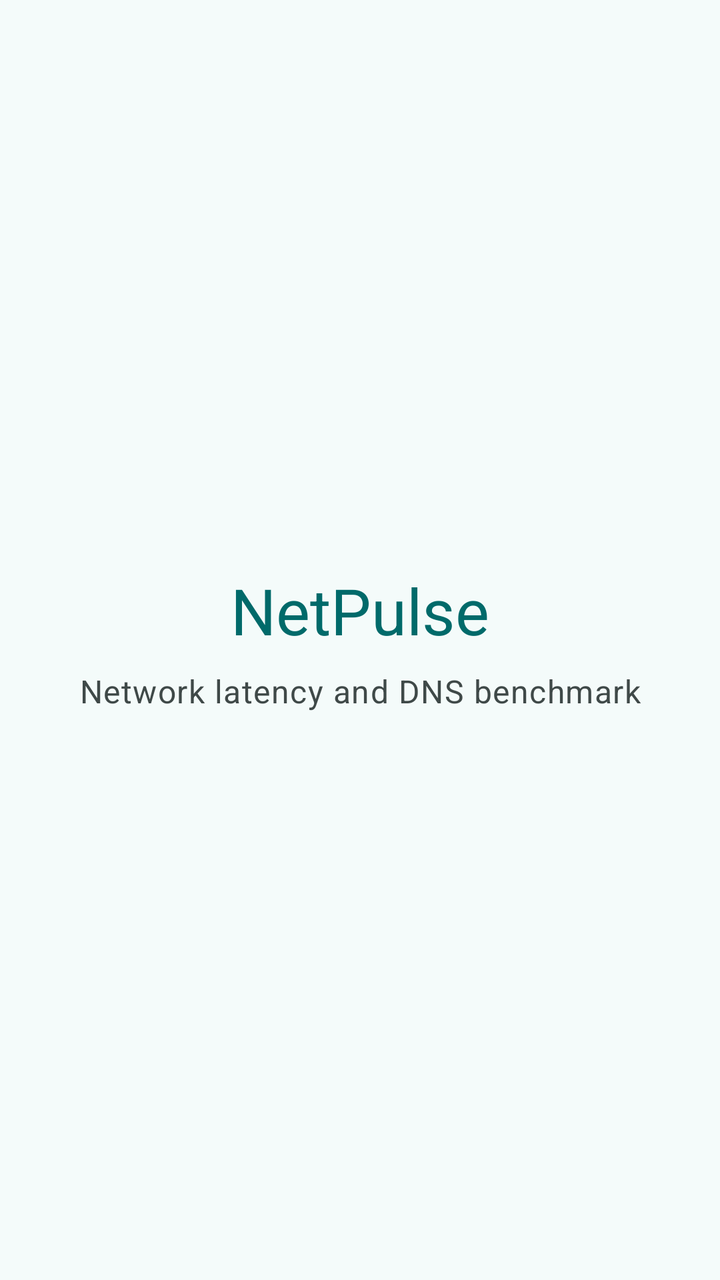
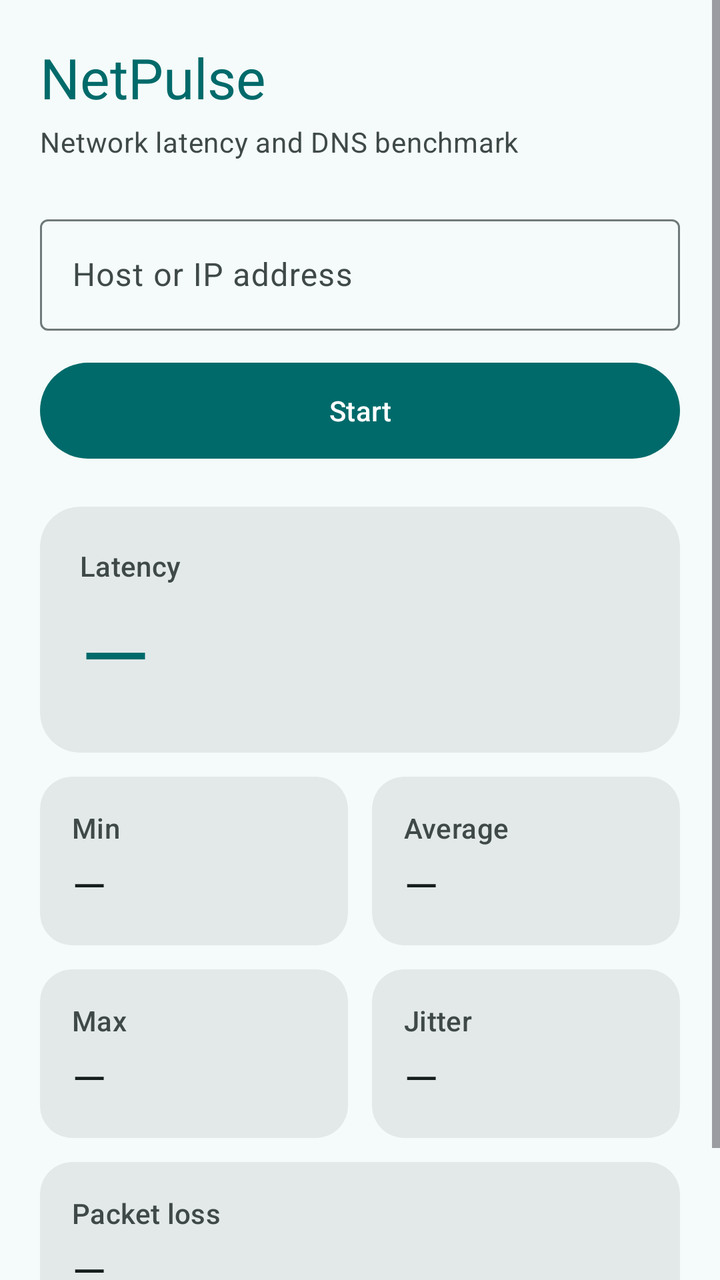

The first picture is an Android layout as it rendered before a commit; the second is the same layout after the commit. The layout source and the unified diff follow.
<!-- AndroidManifest.xml: application theme Theme.NetPulse -->
<!-- res/layout/activity_main.xml -->
<?xml version="1.0" encoding="utf-8"?>
<androidx.constraintlayout.widget.ConstraintLayout
    xmlns:android="http://schemas.android.com/apk/res/android"
    xmlns:app="http://schemas.android.com/apk/res-auto"
    android:id="@+id/root"
    android:layout_width="match_parent"
    android:layout_height="match_parent"
    android:background="?attr/colorSurface">

    <TextView
        android:id="@+id/titleText"
        android:layout_width="0dp"
        android:layout_height="wrap_content"
        android:layout_marginHorizontal="24dp"
        android:gravity="center"
        android:text="@string/main_title"
        android:textAppearance="?attr/textAppearanceHeadlineLarge"
        android:textColor="?attr/colorPrimary"
        app:layout_constraintBottom_toTopOf="@id/subtitleText"
        app:layout_constraintEnd_toEndOf="parent"
        app:layout_constraintStart_toStartOf="parent"
        app:layout_constraintTop_toTopOf="parent"
        app:layout_constraintVertical_chainStyle="packed" />

    <TextView
        android:id="@+id/subtitleText"
        android:layout_width="0dp"
        android:layout_height="wrap_content"
        android:layout_marginHorizontal="24dp"
        android:layout_marginTop="8dp"
        android:gravity="center"
        android:text="@string/main_subtitle"
        android:textAppearance="?attr/textAppearanceBodyLarge"
        android:textColor="?attr/colorOnSurfaceVariant"
        app:layout_constraintBottom_toBottomOf="parent"
        app:layout_constraintEnd_toEndOf="parent"
        app:layout_constraintStart_toStartOf="parent"
        app:layout_constraintTop_toBottomOf="@id/titleText" />

</androidx.constraintlayout.widget.ConstraintLayout>
<!-- resources referenced by this layout -->
<resources>
  <string name="main_subtitle">Network latency and DNS benchmark</string>
  <string name="main_title">NetPulse</string>
  <color name="np_primary">#006A6A</color>
  <color name="np_on_primary">#FFFFFF</color>
  <color name="np_primary_container">#6FF7F6</color>
  <color name="np_on_primary_container">#002020</color>
  <color name="np_secondary">#4A6363</color>
  <color name="np_on_secondary">#FFFFFF</color>
  <color name="np_secondary_container">#CCE8E7</color>
  <color name="np_on_secondary_container">#051F1F</color>
  <color name="np_tertiary">#4B607C</color>
  <color name="np_on_tertiary">#FFFFFF</color>
  <color name="np_tertiary_container">#D3E4FF</color>
  <color name="np_on_tertiary_container">#041C35</color>
  <color name="np_error">#BA1A1A</color>
  <color name="np_on_error">#FFFFFF</color>
  <color name="np_error_container">#FFDAD6</color>
  <color name="np_on_error_container">#410002</color>
  <color name="np_background">#F4FBFA</color>
  <color name="np_on_background">#161D1D</color>
  <color name="np_surface">#F4FBFA</color>
  <color name="np_on_surface">#161D1D</color>
  <color name="np_surface_variant">#DAE5E4</color>
  <color name="np_on_surface_variant">#3F4948</color>
  <color name="np_surface_container_low">#EEF5F4</color>
  <color name="np_surface_container">#E8EFEE</color>
  <color name="np_surface_container_high">#E3E9E9</color>
  <color name="np_outline">#6F7979</color>
  <color name="np_outline_variant">#BEC9C8</color>
  <color name="np_inverse_surface">#2B3231</color>
  <color name="np_inverse_on_surface">#ECF2F1</color>
  <color name="np_inverse_primary">#4CDADA</color>
  <!-- unchanged entries left out for length: 1 -->
</resources>

<!-- the commit's change to res/layout/activity_main.xml (unified diff, before → after) -->
@@ -1,40 +1,299 @@
 <?xml version="1.0" encoding="utf-8"?>
-<androidx.constraintlayout.widget.ConstraintLayout
-    xmlns:android="http://schemas.android.com/apk/res/android"
+<ScrollView xmlns:android="http://schemas.android.com/apk/res/android"
     xmlns:app="http://schemas.android.com/apk/res-auto"
     android:id="@+id/root"
     android:layout_width="match_parent"
     android:layout_height="match_parent"
-    android:background="?attr/colorSurface">
-
-    <TextView
-        android:id="@+id/titleText"
-        android:layout_width="0dp"
+    android:background="?attr/colorSurface"
+    android:clipToPadding="false"
+    android:fillViewport="true">
+
+    <LinearLayout
+        android:layout_width="match_parent"
         android:layout_height="wrap_content"
-        android:layout_marginHorizontal="24dp"
-        android:gravity="center"
-        android:text="@string/main_title"
-        android:textAppearance="?attr/textAppearanceHeadlineLarge"
-        android:textColor="?attr/colorPrimary"
-        app:layout_constraintBottom_toTopOf="@id/subtitleText"
-        app:layout_constraintEnd_toEndOf="parent"
-        app:layout_constraintStart_toStartOf="parent"
-        app:layout_constraintTop_toTopOf="parent"
-        app:layout_constraintVertical_chainStyle="packed" />
-
-    <TextView
-        android:id="@+id/subtitleText"
-        android:layout_width="0dp"
-        android:layout_height="wrap_content"
-        android:layout_marginHorizontal="24dp"
-        android:layout_marginTop="8dp"
-        android:gravity="center"
-        android:text="@string/main_subtitle"
-        android:textAppearance="?attr/textAppearanceBodyLarge"
-        android:textColor="?attr/colorOnSurfaceVariant"
-        app:layout_constraintBottom_toBottomOf="parent"
-        app:layout_constraintEnd_toEndOf="parent"
-        app:layout_constraintStart_toStartOf="parent"
-        app:layout_constraintTop_toBottomOf="@id/titleText" />
-
-</androidx.constraintlayout.widget.ConstraintLayout>
+        android:orientation="vertical"
+        android:padding="20dp">
+
+        <TextView
+            android:layout_width="wrap_content"
+            android:layout_height="wrap_content"
+            android:text="@string/main_title"
+            android:textAppearance="?attr/textAppearanceHeadlineMedium"
+            android:textColor="?attr/colorPrimary" />
+
+        <TextView
+            android:layout_width="wrap_content"
+            android:layout_height="wrap_content"
+            android:layout_marginTop="4dp"
+            android:layout_marginBottom="24dp"
+            android:text="@string/main_subtitle"
+            android:textAppearance="?attr/textAppearanceBodyMedium"
+            android:textColor="?attr/colorOnSurfaceVariant" />
+
+        <com.google.android.material.textfield.TextInputLayout
+            android:id="@+id/hostLayout"
+            style="@style/Widget.Material3.TextInputLayout.OutlinedBox"
+            android:layout_width="match_parent"
+            android:layout_height="wrap_content"
+            android:hint="@string/monitor_host_hint">
+
+            <com.google.android.material.textfield.TextInputEditText
+                android:id="@+id/hostInput"
+                android:layout_width="match_parent"
+                android:layout_height="wrap_content"
+                android:imeOptions="actionDone"
+                android:importantForAutofill="no"
+                android:inputType="textUri"
+                android:maxLines="1" />
+
+        </com.google.android.material.textfield.TextInputLayout>
+
+        <com.google.android.material.button.MaterialButton
+            android:id="@+id/toggleButton"
+            android:layout_width="match_parent"
+            android:layout_height="56dp"
+            android:layout_marginTop="12dp"
+            android:text="@string/action_start" />
+
+        <TextView
+            android:id="@+id/errorText"
+            android:layout_width="match_parent"
+            android:layout_height="wrap_content"
+            android:layout_marginTop="8dp"
+            android:textAppearance="?attr/textAppearanceBodyMedium"
+            android:textColor="?attr/colorError"
+            android:visibility="gone" />
+
+        
+        <com.google.android.material.card.MaterialCardView
+            style="@style/Widget.Material3.CardView.Filled"
+            android:layout_width="match_parent"
+            android:layout_height="wrap_content"
+            android:layout_marginTop="20dp"
+            app:cardBackgroundColor="?attr/colorSurfaceContainerHigh"
+            app:cardCornerRadius="20dp">
+
+            <LinearLayout
+                android:layout_width="match_parent"
+                android:layout_height="wrap_content"
+                android:orientation="vertical"
+                android:padding="20dp">
+
+                <TextView
+                    android:layout_width="wrap_content"
+                    android:layout_height="wrap_content"
+                    android:text="@string/metric_latency"
+                    android:textAppearance="?attr/textAppearanceLabelLarge"
+                    android:textColor="?attr/colorOnSurfaceVariant" />
+
+                <TextView
+                    android:id="@+id/latencyValue"
+                    android:layout_width="wrap_content"
+                    android:layout_height="wrap_content"
+                    android:layout_marginTop="4dp"
+                    android:text="@string/value_none"
+                    android:textAppearance="?attr/textAppearanceDisplayMedium"
+                    android:textColor="?attr/colorPrimary" />
+
+            </LinearLayout>
+        </com.google.android.material.card.MaterialCardView>
+
+        
+        <LinearLayout
+            android:layout_width="match_parent"
+            android:layout_height="wrap_content"
+            android:layout_marginTop="12dp"
+            android:orientation="horizontal">
+
+            <com.google.android.material.card.MaterialCardView
+                style="@style/Widget.Material3.CardView.Filled"
+                android:layout_width="0dp"
+                android:layout_height="wrap_content"
+                android:layout_marginEnd="6dp"
+                android:layout_weight="1"
+                app:cardBackgroundColor="?attr/colorSurfaceContainerHigh"
+                app:cardCornerRadius="16dp">
+
+                <LinearLayout
+                    android:layout_width="match_parent"
+                    android:layout_height="wrap_content"
+                    android:orientation="vertical"
+                    android:padding="16dp">
+
+                    <TextView
+                        android:layout_width="wrap_content"
+                        android:layout_height="wrap_content"
+                        android:text="@string/metric_min"
+                        android:textAppearance="?attr/textAppearanceLabelLarge"
+                        android:textColor="?attr/colorOnSurfaceVariant" />
+
+                    <TextView
+                        android:id="@+id/minValue"
+                        android:layout_width="wrap_content"
+                        android:layout_height="wrap_content"
+                        android:layout_marginTop="4dp"
+                        android:text="@string/value_none"
+                        android:textAppearance="?attr/textAppearanceTitleLarge"
+                        android:textColor="?attr/colorOnSurface" />
+
+                </LinearLayout>
+            </com.google.android.material.card.MaterialCardView>
+
+            <com.google.android.material.card.MaterialCardView
+                style="@style/Widget.Material3.CardView.Filled"
+                android:layout_width="0dp"
+                android:layout_height="wrap_content"
+                android:layout_marginStart="6dp"
+                android:layout_weight="1"
+                app:cardBackgroundColor="?attr/colorSurfaceContainerHigh"
+                app:cardCornerRadius="16dp">
+
+                <LinearLayout
+                    android:layout_width="match_parent"
+                    android:layout_height="wrap_content"
+                    android:orientation="vertical"
+                    android:padding="16dp">
+
+                    <TextView
+                        android:layout_width="wrap_content"
+                        android:layout_height="wrap_content"
+                        android:text="@string/metric_avg"
+                        android:textAppearance="?attr/textAppearanceLabelLarge"
+                        android:textColor="?attr/colorOnSurfaceVariant" />
+
+                    <TextView
+                        android:id="@+id/avgValue"
+                        android:layout_width="wrap_content"
+                        android:layout_height="wrap_content"
+                        android:layout_marginTop="4dp"
+                        android:text="@string/value_none"
+                        android:textAppearance="?attr/textAppearanceTitleLarge"
+                        android:textColor="?attr/colorOnSurface" />
+
+                </LinearLayout>
+            </com.google.android.material.card.MaterialCardView>
+
+        </LinearLayout>
+
+        
+        <LinearLayout
+            android:layout_width="match_parent"
+            android:layout_height="wrap_content"
+            android:layout_marginTop="12dp"
+            android:orientation="horizontal">
+
+            <com.google.android.material.card.MaterialCardView
+                style="@style/Widget.Material3.CardView.Filled"
+                android:layout_width="0dp"
+                android:layout_height="wrap_content"
+                android:layout_marginEnd="6dp"
+                android:layout_weight="1"
+                app:cardBackgroundColor="?attr/colorSurfaceContainerHigh"
+                app:cardCornerRadius="16dp">
+
+                <LinearLayout
+                    android:layout_width="match_parent"
+                    android:layout_height="wrap_content"
+                    android:orientation="vertical"
+                    android:padding="16dp">
+
+                    <TextView
+                        android:layout_width="wrap_content"
+                        android:layout_height="wrap_content"
+                        android:text="@string/metric_max"
+                        android:textAppearance="?attr/textAppearanceLabelLarge"
+                        android:textColor="?attr/colorOnSurfaceVariant" />
+
+                    <TextView
+                        android:id="@+id/maxValue"
+                        android:layout_width="wrap_content"
+                        android:layout_height="wrap_content"
+                        android:layout_marginTop="4dp"
+                        android:text="@string/value_none"
+                        android:textAppearance="?attr/textAppearanceTitleLarge"
+                        android:textColor="?attr/colorOnSurface" />
+
+                </LinearLayout>
+            </com.google.android.material.card.MaterialCardView>
+
+            <com.google.android.material.card.MaterialCardView
+                style="@style/Widget.Material3.CardView.Filled"
+                android:layout_width="0dp"
+                android:layout_height="wrap_content"
+                android:layout_marginStart="6dp"
+                android:layout_weight="1"
+                app:cardBackgroundColor="?attr/colorSurfaceContainerHigh"
+                app:cardCornerRadius="16dp">
+
+                <LinearLayout
+                    android:layout_width="match_parent"
+                    android:layout_height="wrap_content"
+                    android:orientation="vertical"
+                    android:padding="16dp">
+
+                    <TextView
+                        android:layout_width="wrap_content"
+                        android:layout_height="wrap_content"
+                        android:text="@string/metric_jitter"
+                        android:textAppearance="?attr/textAppearanceLabelLarge"
+                        android:textColor="?attr/colorOnSurfaceVariant" />
+
+                    <TextView
+                        android:id="@+id/jitterValue"
+                        android:layout_width="wrap_content"
+                        android:layout_height="wrap_content"
+                        android:layout_marginTop="4dp"
+                        android:text="@string/value_none"
+                        android:textAppearance="?attr/textAppearanceTitleLarge"
+                        android:textColor="?attr/colorOnSurface" />
+
+                </LinearLayout>
+            </com.google.android.material.card.MaterialCardView>
+
+        </LinearLayout>
+
+        
+        <com.google.android.material.card.MaterialCardView
+            style="@style/Widget.Material3.CardView.Filled"
+            android:layout_width="match_parent"
+            android:layout_height="wrap_content"
+            android:layout_marginTop="12dp"
+            app:cardBackgroundColor="?attr/colorSurfaceContainerHigh"
+            app:cardCornerRadius="16dp">
+
+            <LinearLayout
+                android:layout_width="match_parent"
+                android:layout_height="wrap_content"
+                android:orientation="vertical"
+                android:padding="16dp">
+
+                <TextView
+                    android:layout_width="wrap_content"
+                    android:layout_height="wrap_content"
+                    android:text="@string/metric_loss"
+                    android:textAppearance="?attr/textAppearanceLabelLarge"
+                    android:textColor="?attr/colorOnSurfaceVariant" />
+
+                <TextView
+                    android:id="@+id/lossValue"
+                    android:layout_width="wrap_content"
+                    android:layout_height="wrap_content"
+                    android:layout_marginTop="4dp"
+                    android:text="@string/value_none"
+                    android:textAppearance="?attr/textAppearanceTitleLarge"
+                    android:textColor="?attr/colorOnSurface" />
+
+            </LinearLayout>
+        </com.google.android.material.card.MaterialCardView>
+
+        <TextView
+            android:id="@+id/packetsText"
+            android:layout_width="match_parent"
+            android:layout_height="wrap_content"
+            android:layout_marginTop="12dp"
+            android:gravity="center"
+            android:textAppearance="?attr/textAppearanceBodySmall"
+            android:textColor="?attr/colorOnSurfaceVariant" />
+
+    </LinearLayout>
+</ScrollView>
<!-- resource entries referenced after the edit -->
@@ -1,7 +1,16 @@
 <!-- resources referenced by this layout -->
 <resources>
+  <string name="action_start">Start</string>
   <string name="main_subtitle">Network latency and DNS benchmark</string>
   <string name="main_title">NetPulse</string>
+  <string name="metric_avg">Average</string>
+  <string name="metric_jitter">Jitter</string>
+  <string name="metric_latency">Latency</string>
+  <string name="metric_loss">Packet loss</string>
+  <string name="metric_max">Max</string>
+  <string name="metric_min">Min</string>
+  <string name="monitor_host_hint">Host or IP address</string>
+  <string name="value_none">—</string>
   <color name="np_primary">#006A6A</color>
   <color name="np_on_primary">#FFFFFF</color>
   <color name="np_primary_container">#6FF7F6</color>
